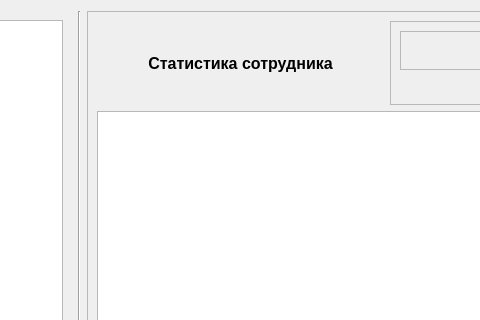
Old version of the form user_profile_ui.ui in the repository alekskositsyn/StatStrel; both pictures show x 177 to 657 and y 0 to 320 of the 875 by 505 pixel window.
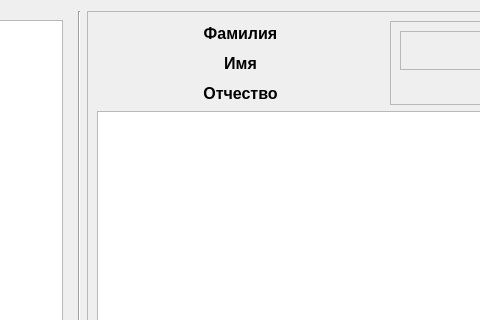
New version of the form. Custom widgets are drawn as their Qt base class.

Commit message: change user_profile_ui.py, set data

Patch:
```diff
--- a/user_profile_ui.ui
+++ b/user_profile_ui.ui
@@ -6,7 +6,7 @@
    <rect>
     <x>0</x>
     <y>0</y>
-    <width>861</width>
+    <width>871</width>
     <height>505</height>
    </rect>
   </property>
@@ -68,7 +68,7 @@
      </property>
      <layout class="QGridLayout" name="gridLayout">
       <item row="0" column="0">
-       <widget class="QLabel" name="lblName_5">
+       <widget class="QLabel" name="lblFirstName">
         <property name="font">
          <font>
           <pointsize>12</pointsize>
@@ -76,14 +76,14 @@
          </font>
         </property>
         <property name="text">
-         <string>Статистика сотрудника</string>
+         <string>Фамилия</string>
         </property>
         <property name="alignment">
          <set>Qt::AlignCenter</set>
         </property>
        </widget>
       </item>
-      <item row="0" column="1">
+      <item row="0" column="1" rowspan="3">
        <widget class="QFrame" name="frame_5">
         <property name="frameShape">
          <enum>QFrame::StyledPanel</enum>
@@ -108,7 +108,7 @@
              <widget class="QLabel" name="lblBDate">
               <property name="maximumSize">
                <size>
-                <width>91</width>
+                <width>300</width>
                 <height>16777215</height>
                </size>
               </property>
@@ -185,7 +185,39 @@
         </layout>
        </widget>
       </item>
-      <item row="1" column="0" colspan="2">
+      <item row="1" column="0">
+       <widget class="QLabel" name="lblLastName">
+        <property name="font">
+         <font>
+          <pointsize>12</pointsize>
+          <bold>true</bold>
+         </font>
+        </property>
+        <property name="text">
+         <string>Имя</string>
+        </property>
+        <property name="alignment">
+         <set>Qt::AlignCenter</set>
+        </property>
+       </widget>
+      </item>
+      <item row="2" column="0">
+       <widget class="QLabel" name="lblMiddleName">
+        <property name="font">
+         <font>
+          <pointsize>12</pointsize>
+          <bold>true</bold>
+         </font>
+        </property>
+        <property name="text">
+         <string>Отчество</string>
+        </property>
+        <property name="alignment">
+         <set>Qt::AlignCenter</set>
+        </property>
+       </widget>
+      </item>
+      <item row="3" column="0" colspan="2">
        <widget class="QChartView" name="userChartView">
         <property name="minimumSize">
          <size>
```
The commit also changes 3 other files.
